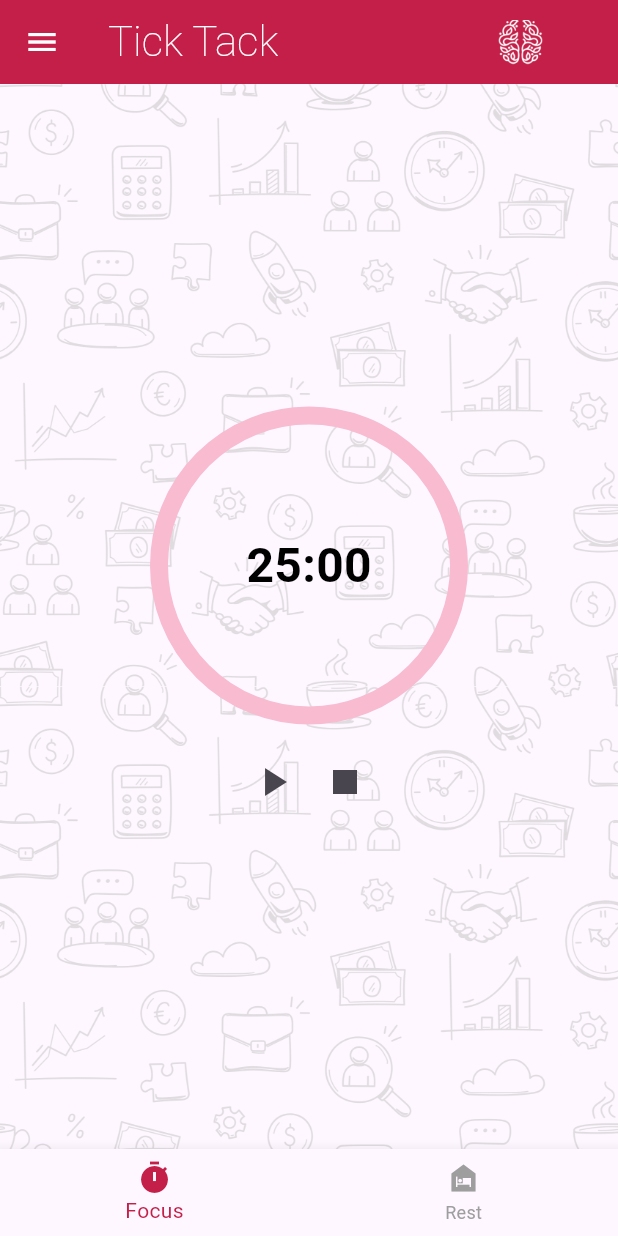
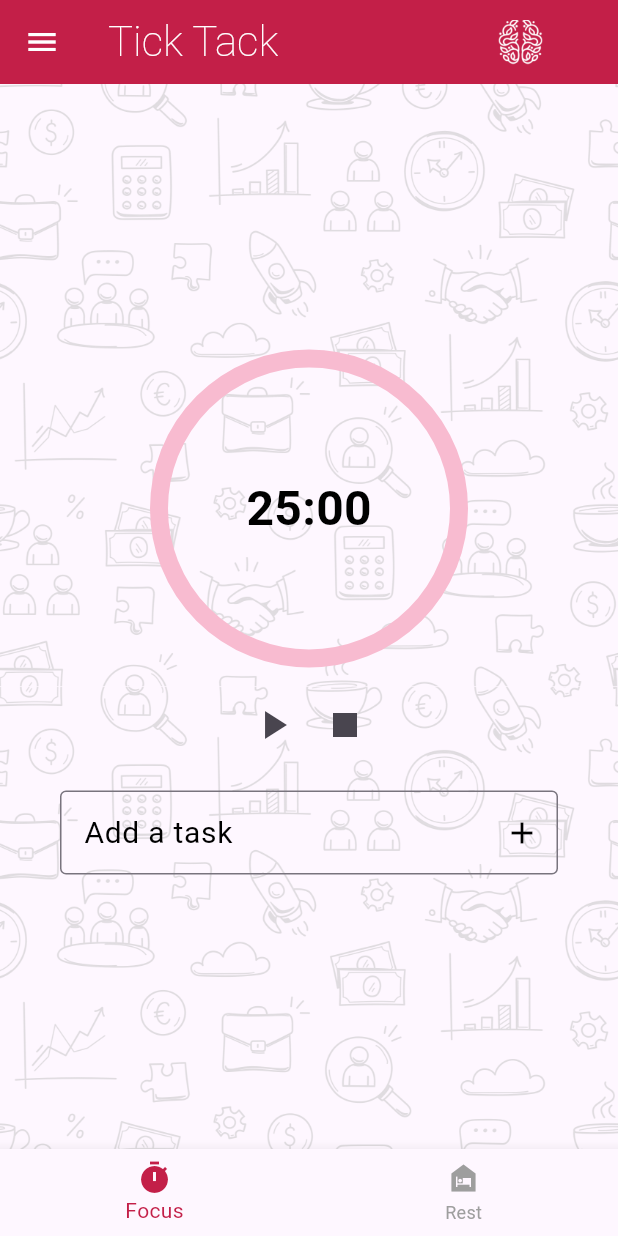
Before and after one commit to Hudakasim/pomodoro-app, a Flutter app: the screen it shows after launch, on a phone screen of 412 x 824 dp. Run offline on Flutter 3.47's test engine with Material 3 defaults, Android fonts, the phone set to English and light mode, and no system bars; our stand-ins replace shared_preferences.

Commit message:
task bar added

```diff
--- a/lib/screens/home_page/focus.dart
+++ b/lib/screens/home_page/focus.dart
@@ -1,5 +1,6 @@
 import 'package:flutter/material.dart';
 import 'dart:async';
+import 'package:shared_preferences/shared_preferences.dart';
 
 class Focus_Study extends StatefulWidget {
   final int focusTime;
@@ -14,10 +15,14 @@ class _Focus_StudyState extends State<Focus_Study> {
   bool isTimerRunning = false;
   late Timer _timer;
 
+  List<Map<String, Object>> tasks = [];
+  final TextEditingController _taskController = TextEditingController();
+
   @override
   void initState() {
     super.initState();
     secondsLeft = widget.focusTime * 60;
+    loadTasks();
   }
 
   void startTimer() {
@@ -37,27 +42,80 @@ class _Focus_StudyState extends State<Focus_Study> {
     setState(() => isTimerRunning = false);
   }
 
+  void addTask(String task) async {
+    if (task.trim().isEmpty) return;
+
+    setState(() {
+      tasks.add({
+        "task": task.trim(),
+        "done": false,
+      });
+    });
+
+    _taskController.clear();
+    await saveTasks();
+  }
+
+  void removeTask(int index) async {
+    setState(() => tasks.removeAt(index));
+    await saveTasks();
+  }
+
+  void toggleTaskStatus(int index, bool? value) async {
+    setState(() {
+      tasks[index]['done'] = value ?? false;
+    });
+    await saveTasks();
+  }
+
+  Future<void> saveTasks() async {
+    final prefs = await SharedPreferences.getInstance();
+    final encoded = tasks.map((e) => '${e['task']}|${e['done']}').toList();
+    await prefs.setStringList('focus_tasks', encoded);
+  }
+
+  void loadTasks() async {
+    final prefs = await SharedPreferences.getInstance();
+    final stored = prefs.getStringList('focus_tasks') ?? [];
+    setState(() {
+      tasks = stored.map((e) {
+        final parts = e.split('|');
+        return {
+          "task": parts[0],
+          "done": parts.length > 1 && parts[1] == 'true',
+        };
+      }).toList();
+    });
+  }
+
   String formatTime(int seconds) {
     return '${seconds ~/ 60}:${(seconds % 60).toString().padLeft(2, '0')}';
+  }
+
+  @override
+  void dispose() {
+    _timer.cancel();
+    _taskController.dispose();
+    super.dispose();
   }
 
   @override
   Widget build(BuildContext context) {
     return Stack(
       children: [
-        // Background Image
         Positioned.fill(
           child: Image.asset(
             'assets/background/focus.png',
             fit: BoxFit.cover,
           ),
         ),
-        // Content Overlay
-        Container(
-          child: Center(
+        Center(
+          child: SingleChildScrollView(
             child: Column(
               mainAxisAlignment: MainAxisAlignment.center,
               children: [
+                SizedBox(height: 10),
+                // TIMER
                 Stack(
                   alignment: Alignment.center,
                   children: [
@@ -68,7 +126,7 @@ class _Focus_StudyState extends State<Focus_Study> {
                         value: 1 - (secondsLeft / (widget.focusTime * 60)),
                         strokeWidth: 12,
                         backgroundColor: Colors.pink.shade100,
-                        valueColor:  AlwaysStoppedAnimation<Color>(Colors.grey.shade400),
+                        valueColor: AlwaysStoppedAnimation<Color>(Colors.grey.shade400),
                       ),
                     ),
                     Text(
@@ -76,12 +134,13 @@ class _Focus_StudyState extends State<Focus_Study> {
                       style: const TextStyle(
                         fontSize: 32,
                         fontWeight: FontWeight.bold,
-                        color:  Colors.black,
+                        color: Colors.black,
                       ),
                     ),
                   ],
                 ),
                 const SizedBox(height: 20),
+                // TIMER BUTTONS
                 Row(
                   mainAxisAlignment: MainAxisAlignment.center,
                   children: [
@@ -110,6 +169,73 @@ class _Focus_StudyState extends State<Focus_Study> {
                     ),
                   ],
                 ),
+                const SizedBox(height: 20),
+                // TASK INPUT
+                Padding(
+                  padding: const EdgeInsets.symmetric(horizontal: 40),
+                  child: TextField(
+                    controller: _taskController,
+                    decoration: InputDecoration(
+                      labelText: "Add a task",
+                      labelStyle: TextStyle(
+                        color: Colors.black,
+                        fontSize: 20
+                      ),
+                      suffixIcon: IconButton(
+                        icon: const Icon(Icons.add),
+                        onPressed: () => addTask(_taskController.text),
+                      ),
+                      suffixIconColor: Colors.black, // ➤ artı buton rengi
+                      border: OutlineInputBorder(
+                        borderSide: BorderSide(color: Colors.grey.shade400),
+                      ),
+                      focusedBorder: OutlineInputBorder(
+                        borderSide: BorderSide(color: Colors.black), // ➤ istediğin renk
+                      ),
+                    ),
+                  ),
+
+                ),
+                const SizedBox(height: 10),
+                // TASK LIST
+                Padding(
+                  padding: const EdgeInsets.symmetric(horizontal: 40),
+                  child: Column(
+                    children: tasks
+                        .asMap()
+                        .entries
+                        .map(
+                          (entry) => Row(
+                            children: [
+                              // Checkbox (left)
+                              Checkbox(
+                                value: entry.value['done'] as bool,
+                                onChanged: (value) => toggleTaskStatus(entry.key, value),
+                                activeColor: Color(0xFFC31F48),
+                              ),
+                              // Task text
+                              Expanded(
+                                child: Text(
+                                  entry.value['task'] as String,
+                                  style: TextStyle(
+                                    fontSize: 16,
+                                    decoration: (entry.value['done'] as bool)
+                                        ? TextDecoration.lineThrough
+                                        : null,
+                                  ),
+                                ),
+                              ),
+                              // Delete icon (right)
+                              IconButton(
+                                icon: const Icon(Icons.delete),
+                                onPressed: () => removeTask(entry.key),
+                              ),
+                            ],
+                          ),
+                        )
+                        .toList(),
+                  ),
+                ),
               ],
             ),
           ),
@@ -117,10 +243,4 @@ class _Focus_StudyState extends State<Focus_Study> {
       ],
     );
   }
-
-  @override
-  void dispose() {
-    _timer.cancel();
-    super.dispose();
-  }
 }
```
